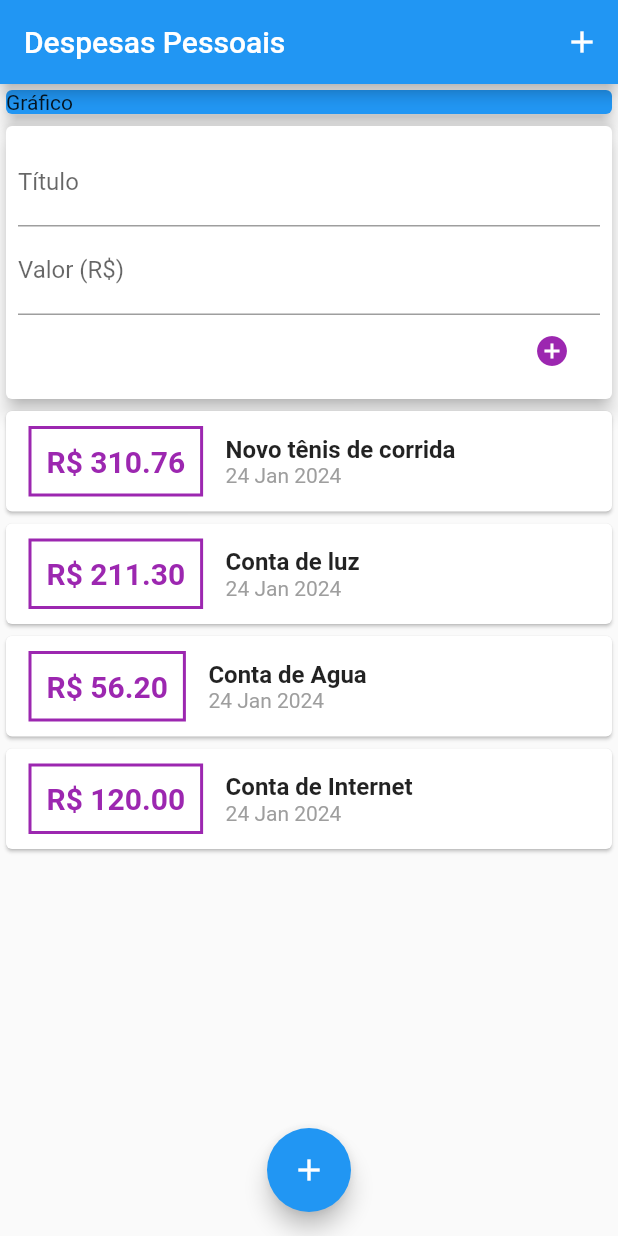
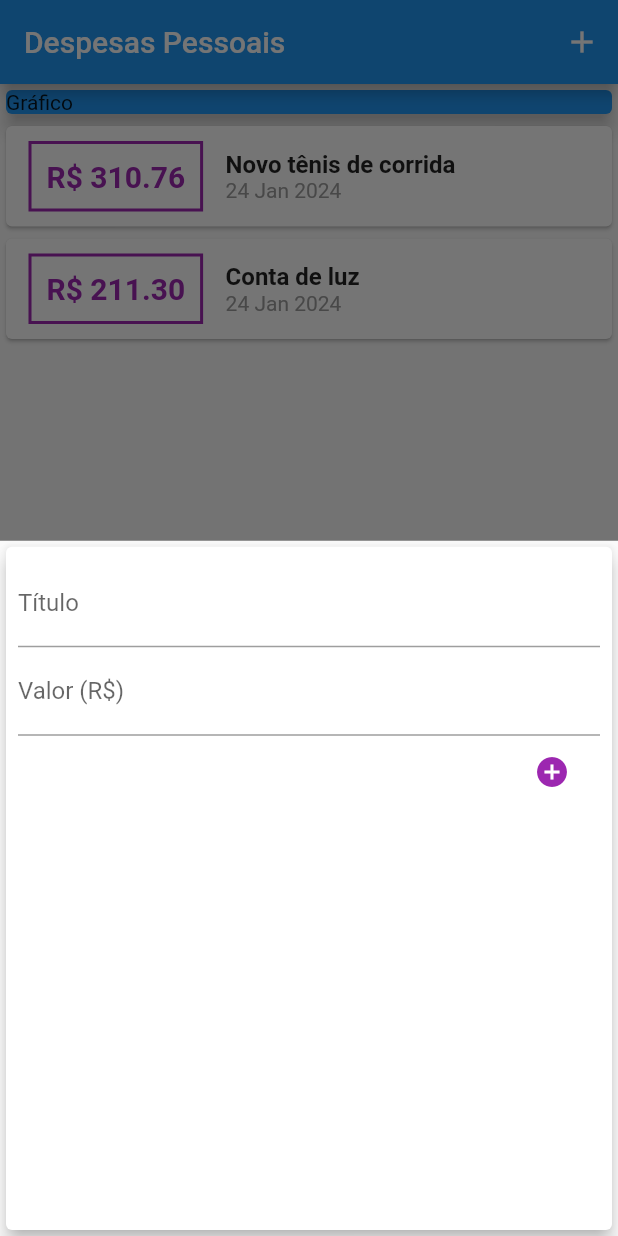
Before and after one commit to GabrielMelo01/expenses, a Flutter app: the screen it shows after launch, after a tap on the "add" icon, on a phone screen of 412 x 824 dp. Run offline on Flutter 3.47's test engine with Material 2 defaults, Android fonts, the phone set to English and light mode, and no system bars.

```diff
--- a/lib/main.dart
+++ b/lib/main.dart
@@ -1,5 +1,6 @@
+import 'dart:math';
+
 import 'package:expenses/models/transaction.dart';
-import 'package:expenses/transaction_user.dart';
 import 'package:expenses/transaction_form.dart';
 import 'package:expenses/transaction_list.dart';
 import 'package:flutter/cupertino.dart';
@@ -18,7 +19,47 @@ class ExpensesApp extends StatelessWidget {
   }
 }
 
-class MyHomePage extends StatelessWidget {
+class MyHomePage extends StatefulWidget {
+
+  @override
+  State<MyHomePage> createState() => _MyHomePageState();
+}
+
+class _MyHomePageState extends State<MyHomePage> {
+
+  final _transactions = [
+    Transaction(
+        id: 't1',
+        title: 'Novo tênis de corrida',
+        value: 310.76,
+        date: DateTime.now()),
+    Transaction(id: 't2', title: 'Conta de luz', value: 211.30, date: DateTime.now()),
+    // Transaction(id: 't3', title: 'Conta de Agua', value: 56.20, date: DateTime.now()),
+    // Transaction(id: 't4', title: 'Conta de Internet', value: 120.00, date: DateTime.now()),
+  ];
+
+  _addTransaction(String title, double value) {
+    final newTransaction = Transaction(
+      id: Random().nextDouble().toString(),
+      title: title,
+      value: value,
+      date: DateTime.now(),
+    );
+    setState(() {
+      _transactions.add(newTransaction);
+    });
+
+    Navigator.of(context).pop();
+  }
+
+  _openTransactionFormModal(BuildContext context) {
+    showModalBottomSheet(
+        context: context,
+        builder: (_) {
+          return TransactionForm(_addTransaction);
+        });
+  }
+
   @override
   Widget build(BuildContext context) {
     return Scaffold(
@@ -26,7 +67,7 @@ class MyHomePage extends StatelessWidget {
         title: Text('Despesas Pessoais'),
         actions: [
           IconButton(
-            onPressed: () {},
+            onPressed: () => _openTransactionFormModal(context),
             icon: Icon(Icons.add),
           )
         ],
@@ -43,12 +84,12 @@ class MyHomePage extends StatelessWidget {
                 elevation: 5,
               ),
             ),
-            TransactionUser(),
+            Transaction_list(_transactions),
           ],
         ),
       ),
       floatingActionButton: FloatingActionButton(
-        onPressed: () {},
+        onPressed: () => _openTransactionFormModal(context),
         child: Icon(Icons.add),
       ),
       floatingActionButtonLocation: FloatingActionButtonLocation.centerFloat,
--- a/lib/transaction_form.dart
+++ b/lib/transaction_form.dart
@@ -1,23 +1,28 @@
 import 'package:flutter/cupertino.dart';
 import 'package:flutter/material.dart';
 
-class TransactionForm extends StatelessWidget {
-  final titleController = TextEditingController();
-  final valueController = TextEditingController();
-
+class TransactionForm extends StatefulWidget {
   final void Function(String, double) onSubmit;
 
   TransactionForm(this.onSubmit);
 
+  @override
+  State<TransactionForm> createState() => _TransactionFormState();
+}
+
+class _TransactionFormState extends State<TransactionForm> {
+  final titleController = TextEditingController();
+
+  final valueController = TextEditingController();
+
   // GlobalKey<FormState> formKey = GlobalKey<FormState>();
-
   _submitForm() {
     final title = titleController.text;
-    final value = double.parse(valueController.text);
+    final value = double.parse(valueController.text.replaceAll(",", "."));
     if(title.isEmpty || value <= 0) {
       return;
     }
-    onSubmit(title, value);
+    widget.onSubmit(title, value);
   }
 
   @override
--- a/lib/transaction_user.dart
+++ /dev/null
@@ -1,47 +0,0 @@
-import 'dart:math';
-
-import 'package:flutter/cupertino.dart';
-import 'package:expenses/models/transaction.dart';
-import 'package:expenses/transaction_form.dart';
-import 'package:expenses/transaction_list.dart';
-
-class TransactionUser extends StatefulWidget {
-  @override
-  _TransactionUserState createState() => _TransactionUserState();
-}
-
-class _TransactionUserState extends State<TransactionUser> {
-  final _transactions = [
-    Transaction(
-        id: 't1',
-        title: 'Novo tênis de corrida',
-        value: 310.76,
-        date: DateTime.now()),
-    Transaction(id: 't2', title: 'Conta de luz', value: 211.30, date: DateTime.now()),
-    Transaction(id: 't3', title: 'Conta de Agua', value: 56.20, date: DateTime.now()),
-    Transaction(id: 't4', title: 'Conta de Internet', value: 120.00, date: DateTime.now()),
-  ];
-
-  _addTransaction(String title, double value) {
-    final newTransaction = Transaction(
-      id: Random().nextDouble().toString(),
-      title: title,
-      value: value,
-      date: DateTime.now(),
-    );
-    setState(() {
-      _transactions.add(newTransaction);
-    });
-  }
-
-  @override
-  Widget build(BuildContext context) {
-    return Column(
-      crossAxisAlignment: CrossAxisAlignment.stretch,
-      children: [
-        TransactionForm(_addTransaction),
-        Transaction_list(_transactions),
-      ],
-    );
-  }
-}
```
